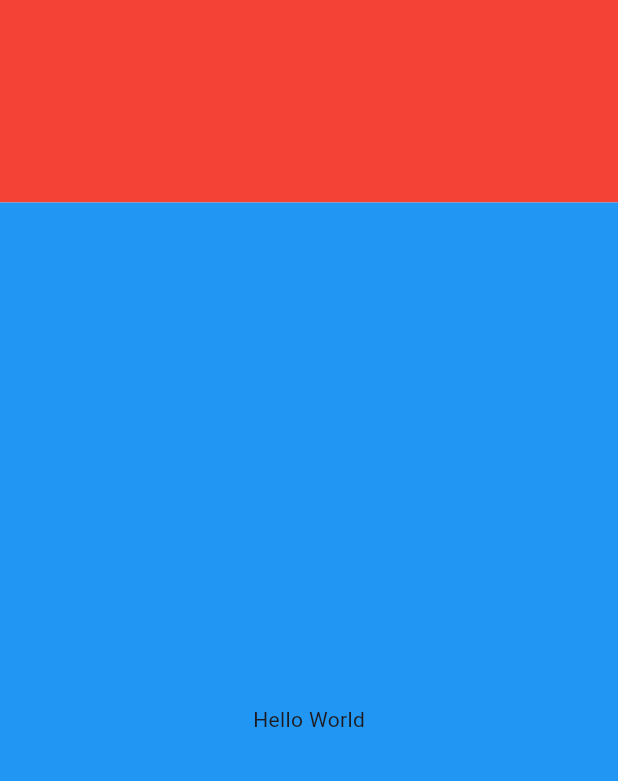
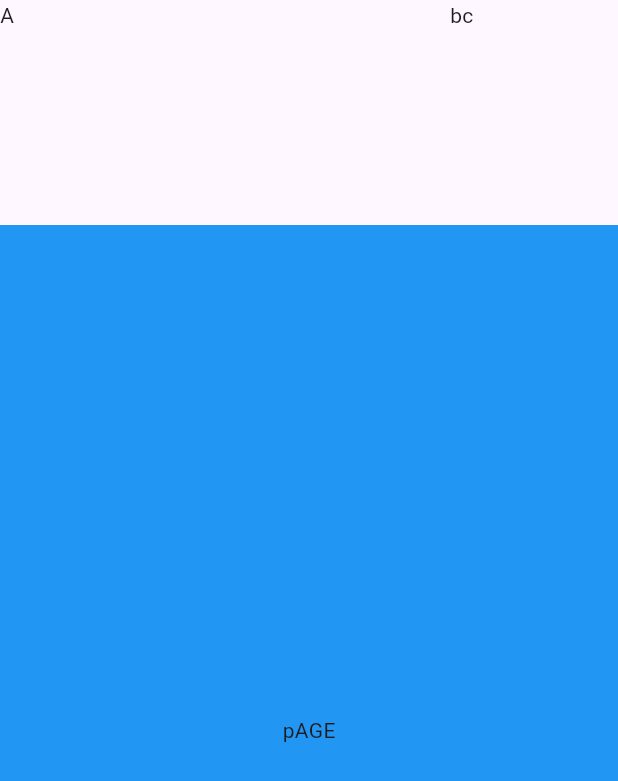
Before and after one commit to Ninjaok/Flutter-IADE-Project, a Flutter app: the screen it shows after launch, on a phone screen of 412 x 824 dp. Shown: the top 781 px of the screen. Run offline on Flutter 3.47's test engine with Material 3 defaults, Android fonts, the phone set to English and light mode, and no system bars.

Commit message:
começando

```diff
--- a/lib/main.dart
+++ b/lib/main.dart
@@ -1,6 +1,8 @@
 import 'package:flutter/material.dart';
 
-//! TOP APP BAR
+//import parts of the application (TopAppBar, Page)
+import 'view/topappbar.dart';
+import 'view/page.dart';
 
 void main() {
   runApp(const MyApp());
@@ -11,10 +13,9 @@ class MyApp extends StatelessWidget {
 
   @override
 
-  /// Esta função constrói a interface principal do aplicativo.
+  /// This fuction builds the main interface of the application.
   ///
-  /// `build` retorna um widget que representa o ponto de entrada do aplicativo,
-  /// usando a estrutura Material Design e desativa o banner de debug.
+  /// `build` returns a widget that represents the entry point of the application,
   Widget build(BuildContext context) {
     return MaterialApp(
       debugShowCheckedModeBanner: false,
@@ -27,7 +28,7 @@ class HomePage extends StatefulWidget {
   const HomePage({super.key});
 
   @override
-  State<HomePage> createState() => _HomePageState(); // Implementa createState
+  State<HomePage> createState() => _HomePageState();
 }
 
 class _HomePageState extends State<HomePage> {
@@ -36,30 +37,15 @@ class _HomePageState extends State<HomePage> {
     return Scaffold(
       body: Column(
         children: [
-          //****************************************************************
-          //* TopAppBar
-          Container(
-            color: Colors.red,
-            child: SizedBox(
-                width: MediaQuery.of(context).size.width,
-                //  width: MediaQuery.of(context).size.width * 0.4,
-                height: 135,
-                child: Row(
-                  mainAxisAlignment: MainAxisAlignment.end,
-                  crossAxisAlignment: CrossAxisAlignment.end,
-                  children: [],
-                )),
-          ),
-          //****************************************************************
-          //* Pagina
-          Expanded(
-            child: Container(
-              color: Colors.blue,
-              child: const Center(
-                child: Text("Hello World"),
-              ),
-            ),
-          ),
+          /// This Function returns the top app bar of the application.
+          ///
+          ///
+          TopAppBar(),
+
+          /// This Function returns the main page of the application.
+          ///
+          /// Basic all bottom part of the application. (like Webpage)
+          MainPage(),
         ],
       ),
     );
--- /dev/null
+++ b/lib/view/page.dart
@@ -0,0 +1,19 @@
+import 'package:flutter/material.dart';
+
+class MainPage extends StatelessWidget {
+  const MainPage({
+    super.key,
+  });
+
+  @override
+  Widget build(BuildContext context) {
+    return Expanded(
+      child: Container(
+        color: Colors.blue,
+        child: const Center(
+          child: Text("pAGE"),
+        ),
+      ),
+    );
+  }
+}
--- a/lib/view/topappbar.dart
+++ b/lib/view/topappbar.dart
@@ -1,4 +1,5 @@
 import 'package:flutter/material.dart';
+import 'topappbarright.dart';
 
 class TopAppBar extends StatelessWidget {
   const TopAppBar({
@@ -7,42 +8,19 @@ class TopAppBar extends StatelessWidget {
 
   @override
   Widget build(BuildContext context) {
-    return Container(
-      color: Colors.red,
-      child: SizedBox(
-          width: MediaQuery.of(context).size.width,
-          //  width: MediaQuery.of(context).size.width * 0.4,
-          height: 135,
-          child: Row(
-            mainAxisAlignment: MainAxisAlignment.end,
-            crossAxisAlignment: CrossAxisAlignment.end,
-            children: [
-              SizedBox(
-                width: 250,
-                child: Column(
-                  children: [const Text("Hello World")],
-                ),
-              ),
-              SizedBox(
-                child: Container(
-                  color: const Color.fromARGB(255, 0, 255, 76),
-                  child: Column(
-                    children: [
-                      const Text("Hello World"),
-                    ],
-                  ),
-                ),
-              ),
-              SizedBox(
-                width: 250,
-                child: Column(
-                  children: [
-                    const Text("Hello World"),
-                  ],
-                ),
-              )
-            ],
-          )),
+    return SizedBox(
+      height: 150,
+      child: Row(
+        children: <Widget>[
+          TopAppBarRight(),
+          Column(
+            children: [Text("b")],
+          ),
+          Column(
+            children: [Text("c")],
+          ),
+        ],
+      ),
     );
   }
 }
--- /dev/null
+++ b/lib/view/topappbarright.dart
@@ -0,0 +1,14 @@
+import 'package:flutter/material.dart';
+
+class TopAppBarRight extends StatelessWidget {
+  const TopAppBarRight({
+    super.key,
+  });
+
+  @override
+  Widget build(BuildContext context) {
+    return Column(
+      children: [SizedBox(width: 300, child: Text("A"))],
+    );
+  }
+}
```
